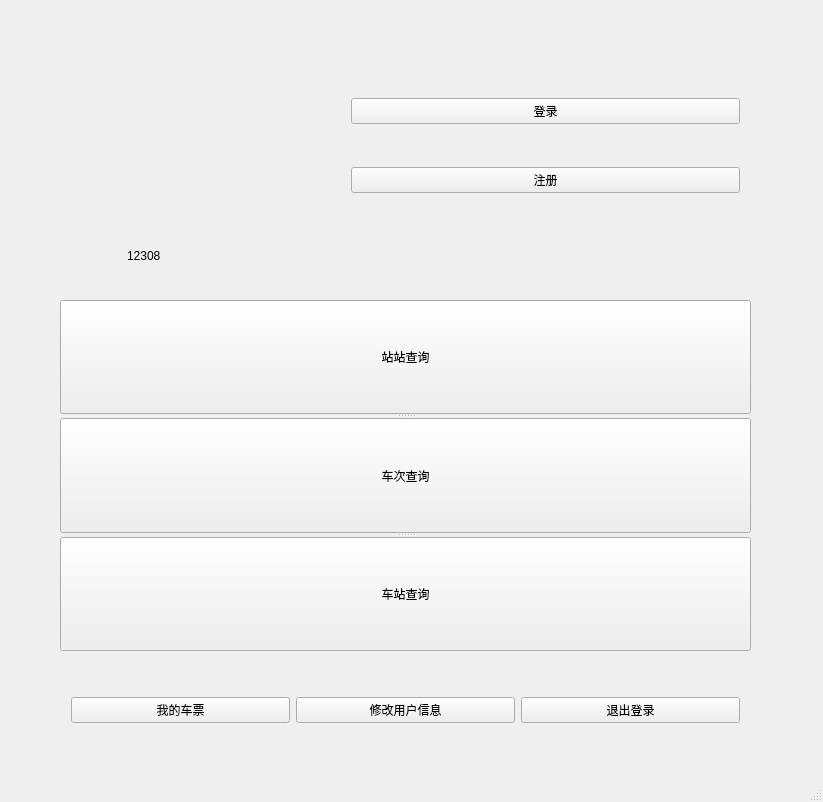
Before: the Qt Designer form gitlearning/MW/UI/TrainUI/mainwindow.ui in TimerChen/TrainTickets, drawn with Qt 5.
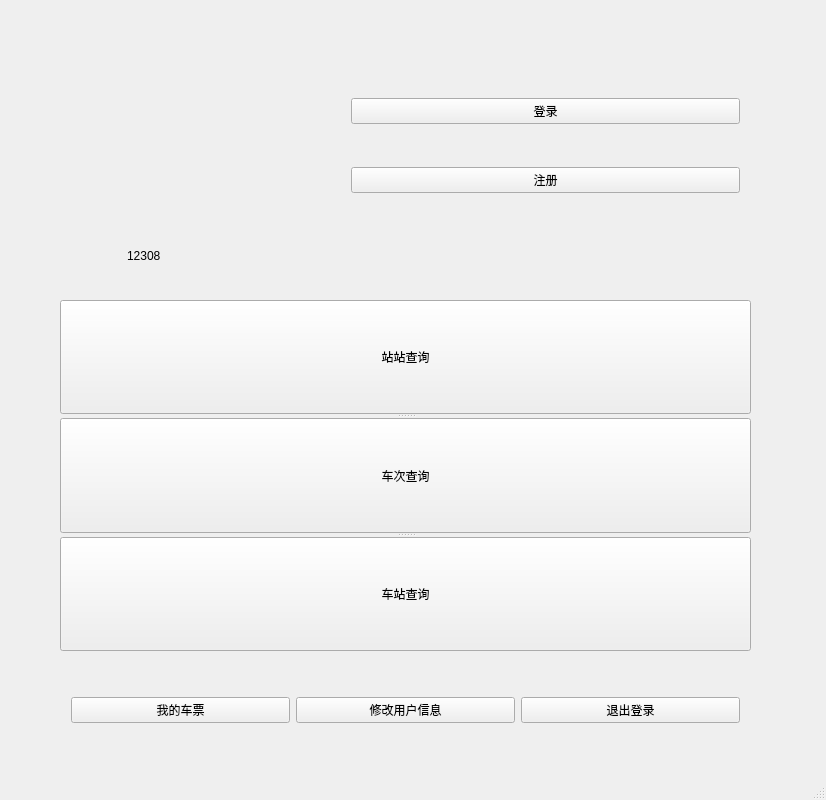
After: the same form once the commit is applied. Icons and pictures are not drawn.

Patch:
```diff
--- a/gitlearning/MW/UI/TrainUI/mainwindow.ui
+++ b/gitlearning/MW/UI/TrainUI/mainwindow.ui
@@ -6,10 +6,22 @@
    <rect>
     <x>0</x>
     <y>0</y>
-    <width>823</width>
-    <height>802</height>
+    <width>826</width>
+    <height>800</height>
    </rect>
   </property>
+  <property name="minimumSize">
+   <size>
+    <width>826</width>
+    <height>800</height>
+   </size>
+  </property>
+  <property name="maximumSize">
+   <size>
+    <width>826</width>
+    <height>800</height>
+   </size>
+  </property>
   <property name="windowTitle">
    <string>MainWindow</string>
   </property>
@@ -59,7 +71,7 @@
      <string>12308</string>
     </property>
    </widget>
-   <widget class="QWidget" name="">
+   <widget class="QWidget" name="layoutWidget">
     <property name="geometry">
      <rect>
       <x>340</x>
@@ -115,7 +127,7 @@
      </property>
     </widget>
    </widget>
-   <widget class="QWidget" name="">
+   <widget class="QWidget" name="layoutWidget">
     <property name="geometry">
      <rect>
       <x>60</x>
```
Left out of the diff: 24 changed lines with no effect on the pictures.
